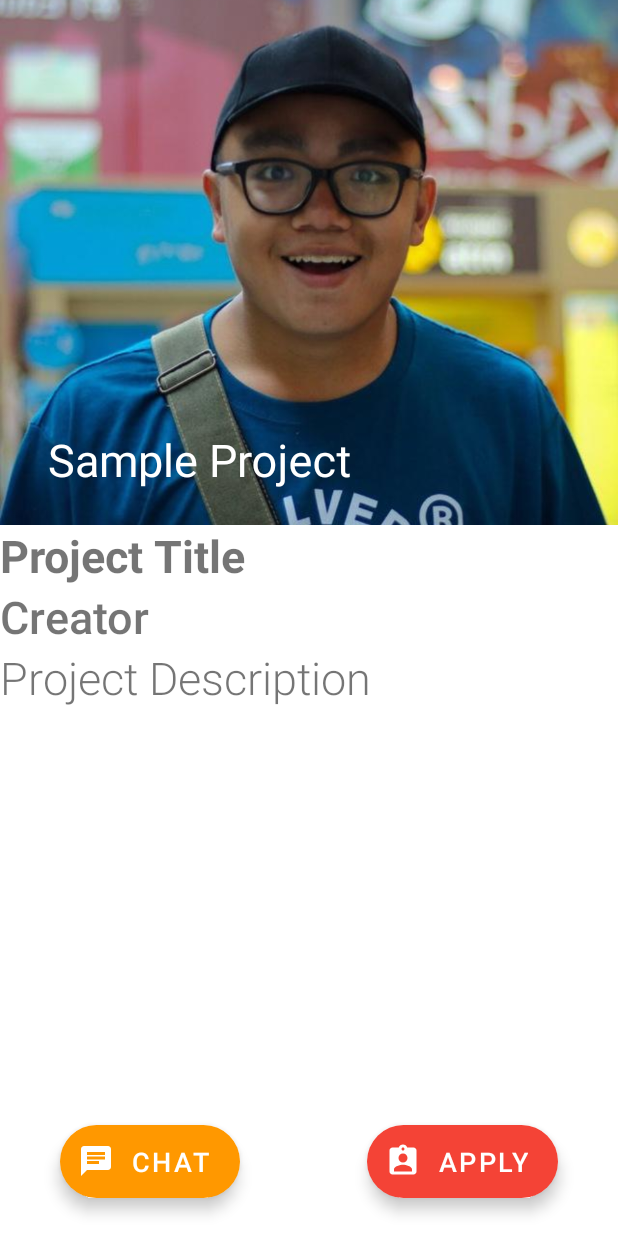
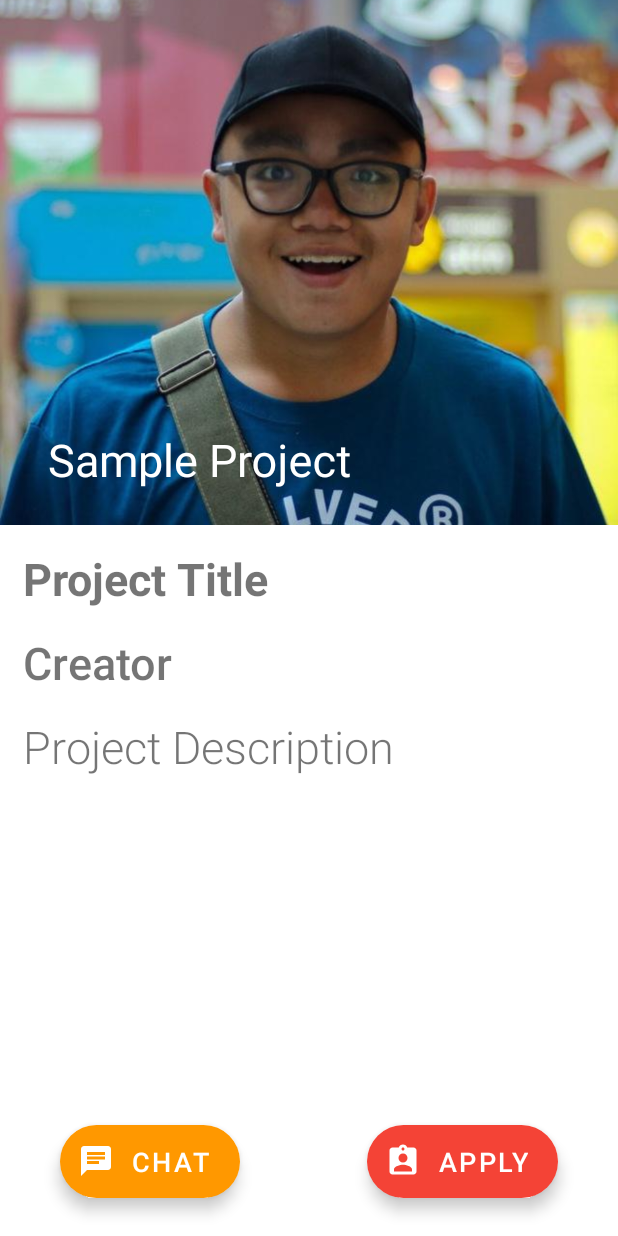
Before and after one commit to ShawnGoh/Amigo-Project, an Android app: the ProjectDetails screen opened directly, with no data from a screen before it, on a phone screen of 412 x 824 dp. Run offline under Robolectric (Android 15) with nearby library versions, the phone set to English and light mode, and no system bars; our stand-ins replace Firebase (no records; nobody signed in at launch, a user with empty details on screens opened directly), Picasso.

```diff
--- a/app/src/main/res/layout/activity_project_details.xml
+++ b/app/src/main/res/layout/activity_project_details.xml
@@ -62,28 +62,31 @@
 
 
             <TextView
+                android:id="@+id/projectTitle"
                 android:layout_width="match_parent"
                 android:layout_height="wrap_content"
+                android:layout_margin="15dp"
                 android:text="Project Title"
-                android:textSize="30sp"
                 android:textFontWeight="700"
-                android:id="@+id/projectTitle"/>
+                android:textSize="30sp" />
 
             <TextView
+                android:id="@+id/projectCreator"
                 android:layout_width="match_parent"
                 android:layout_height="wrap_content"
+                android:layout_marginLeft="15dp"
                 android:text="Creator"
-                android:textSize="30sp"
                 android:textFontWeight="500"
-                android:id="@+id/projectCreator"/>
+                android:textSize="30sp" />
 
             <TextView
+                android:id="@+id/projectDescription"
                 android:layout_width="match_parent"
                 android:layout_height="wrap_content"
+                android:layout_margin="15dp"
                 android:text="Project Description"
                 android:textFontWeight="300"
-                android:textSize="30sp"
-                android:id="@+id/projectDescription"/>
+                android:textSize="30sp" />
 
 
         </LinearLayout>
```
